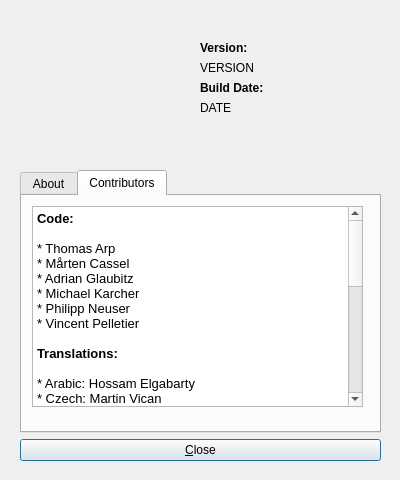
linux-minidisc/linux-minidisc, file qhimdtransfer/qhimdaboutdialog.ui: the form before one commit.
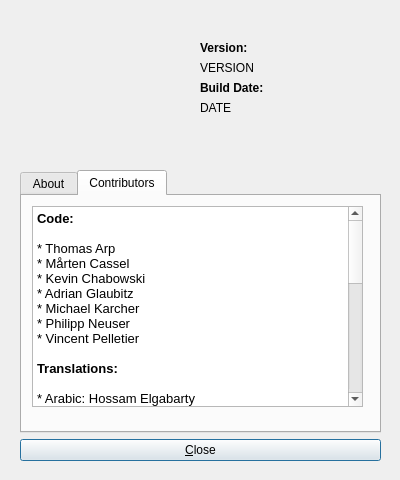
The form after the commit. The open tabs and pages were chosen to show the change. Icons and pictures are not drawn.

Commit message:
Update credits in QHiMDTransferAboutDialog:
- added Kevin Chabowski (code)
- Andriy Navrotskiy (Ukrainian translation)

Patch:
```diff
--- a/qhimdtransfer/qhimdaboutdialog.ui
+++ b/qhimdtransfer/qhimdaboutdialog.ui
@@ -134,6 +134,7 @@
 &lt;p style=&quot;-qt-paragraph-type:empty; margin-top:0px; margin-bottom:0px; margin-left:0px; margin-right:0px; -qt-block-indent:0; text-indent:0px; font-family:'Sans'; font-size:10pt;&quot;&gt;&lt;/p&gt;
 &lt;p style=&quot; margin-top:0px; margin-bottom:0px; margin-left:0px; margin-right:0px; -qt-block-indent:0; text-indent:0px;&quot;&gt;&lt;span style=&quot; font-family:'Sans'; font-size:10pt;&quot;&gt;* Thomas Arp&lt;/span&gt;&lt;/p&gt;
 &lt;p style=&quot; margin-top:0px; margin-bottom:0px; margin-left:0px; margin-right:0px; -qt-block-indent:0; text-indent:0px;&quot;&gt;&lt;span style=&quot; font-family:'Sans'; font-size:10pt;&quot;&gt;* Mårten Cassel&lt;/span&gt;&lt;/p&gt;
+&lt;p style=&quot; margin-top:0px; margin-bottom:0px; margin-left:0px; margin-right:0px; -qt-block-indent:0; text-indent:0px;&quot;&gt;&lt;span style=&quot; font-family:'Sans'; font-size:10pt;&quot;&gt;* Kevin Chabowski&lt;/span&gt;&lt;/p&gt;
 &lt;p style=&quot; margin-top:0px; margin-bottom:0px; margin-left:0px; margin-right:0px; -qt-block-indent:0; text-indent:0px;&quot;&gt;&lt;span style=&quot; font-family:'Sans'; font-size:10pt;&quot;&gt;* Adrian Glaubitz&lt;/span&gt;&lt;/p&gt;
 &lt;p style=&quot; margin-top:0px; margin-bottom:0px; margin-left:0px; margin-right:0px; -qt-block-indent:0; text-indent:0px;&quot;&gt;&lt;span style=&quot; font-family:'Sans'; font-size:10pt;&quot;&gt;* Michael Karcher&lt;/span&gt;&lt;/p&gt;
 &lt;p style=&quot; margin-top:0px; margin-bottom:0px; margin-left:0px; margin-right:0px; -qt-block-indent:0; text-indent:0px;&quot;&gt;&lt;span style=&quot; font-family:'Sans'; font-size:10pt;&quot;&gt;* Philipp Neuser&lt;/span&gt;&lt;/p&gt;
@@ -158,6 +159,7 @@
 &lt;p style=&quot; margin-top:0px; margin-bottom:0px; margin-left:0px; margin-right:0px; -qt-block-indent:0; text-indent:0px;&quot;&gt;&lt;span style=&quot; font-family:'Sans'; font-size:10pt;&quot;&gt;* Spanish: Máximo Antonio Chicano Díaz&lt;/span&gt;&lt;/p&gt;
 &lt;p style=&quot; margin-top:0px; margin-bottom:0px; margin-left:0px; margin-right:0px; -qt-block-indent:0; text-indent:0px;&quot;&gt;&lt;span style=&quot; font-family:'Sans'; font-size:10pt;&quot;&gt;* Swedish: Mårten Cassel&lt;/span&gt;&lt;/p&gt;
 &lt;p style=&quot; margin-top:0px; margin-bottom:0px; margin-left:0px; margin-right:0px; -qt-block-indent:0; text-indent:0px;&quot;&gt;&lt;span style=&quot; font-family:'Sans'; font-size:10pt;&quot;&gt;* Turkish: Nadir Gül&lt;/span&gt;&lt;/p&gt;
+&lt;p style=&quot; margin-top:0px; margin-bottom:0px; margin-left:0px; margin-right:0px; -qt-block-indent:0; text-indent:0px;&quot;&gt;&lt;span style=&quot; font-family:'Sans'; font-size:10pt;&quot;&gt;* Ukrainian: Andriy Navrotskiy&lt;/span&gt;&lt;/p&gt;
 &lt;p style=&quot;-qt-paragraph-type:empty; margin-top:0px; margin-bottom:0px; margin-left:0px; margin-right:0px; -qt-block-indent:0; text-indent:0px; font-family:'Sans'; font-size:10pt;&quot;&gt;&lt;/p&gt;
 &lt;p style=&quot; margin-top:0px; margin-bottom:0px; margin-left:0px; margin-right:0px; -qt-block-indent:0; text-indent:0px;&quot;&gt;&lt;span style=&quot; font-family:'Sans'; font-size:10pt; font-weight:600;&quot;&gt;Artwork:&lt;/span&gt;&lt;/p&gt;
 &lt;p style=&quot;-qt-paragraph-type:empty; margin-top:0px; margin-bottom:0px; margin-left:0px; margin-right:0px; -qt-block-indent:0; text-indent:0px; font-family:'Sans'; font-size:10pt;&quot;&gt;&lt;/p&gt;
```
